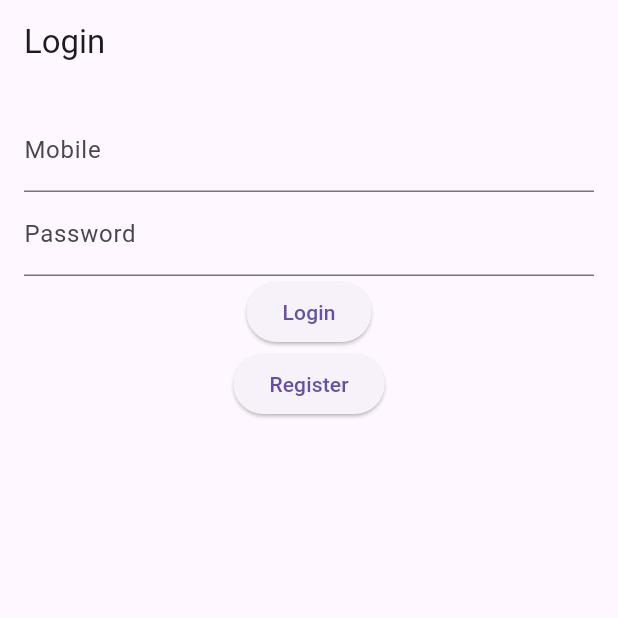
After one commit to mohammedanshad1/app, a Flutter app: the LoginPage screen opened directly, after a tap on "Register", on a phone screen of 412 x 824 dp, the top half of it. The commit adds this screen. Run offline on Flutter 3.47's test engine with Material 3 defaults, Android fonts, the phone set to English and light mode, and no system bars; network calls fail.

Commit message:
login api homescreen api created home screen added

```diff
--- /dev/null
+++ b/lib/apiservice.dart
@@ -0,0 +1,131 @@
+import 'dart:convert';
+import 'package:http/http.dart' as http;
+import 'package:flutter/material.dart';
+
+void main() {
+  runApp(MaterialApp(
+    home: LoginPage(),
+  ));
+}
+
+class LoginPage extends StatefulWidget {
+  @override
+  _LoginPageState createState() => _LoginPageState();
+}
+
+class _LoginPageState extends State<LoginPage> {
+  final ApiService _apiService = ApiService();
+  final TextEditingController _mobileController = TextEditingController();
+  final TextEditingController _passwordController = TextEditingController();
+
+  void _login() async {
+    String mobile = _mobileController.text;
+    String password = _passwordController.text;
+
+    bool success = await _apiService.userLogin(mobile, password);
+    if (success) {
+      // Handle successful login (e.g., navigate to another page)
+      print('Login successful');
+    } else {
+      // Show error message
+      print('Login failed');
+    }
+  }
+
+  void _register() async {
+    String name = 'Sathiya'; // Replace with user input
+    String email = 'sathyab@mdqualityapps.com'; // Replace with user input
+    String mobile = _mobileController.text;
+    String password = _passwordController.text;
+
+    bool success =
+        await _apiService.userRegister(name, email, mobile, password);
+    if (success) {
+      // Handle successful registration (e.g., navigate to another page)
+      print('Registration successful');
+    } else {
+      // Show error message
+      print('Registration failed');
+    }
+  }
+
+  @override
+  Widget build(BuildContext context) {
+    return Scaffold(
+      appBar: AppBar(title: Text('Login')),
+      body: Padding(
+        padding: EdgeInsets.all(16.0),
+        child: Column(
+          children: [
+            TextField(
+              controller: _mobileController,
+              decoration: InputDecoration(labelText: 'Mobile'),
+            ),
+            TextField(
+              controller: _passwordController,
+              decoration: InputDecoration(labelText: 'Password'),
+              obscureText: true,
+            ),
+            ElevatedButton(
+              onPressed: _login,
+              child: Text('Login'),
+            ),
+            ElevatedButton(
+              onPressed: _register,
+              child: Text('Register'),
+            ),
+          ],
+        ),
+      ),
+    );
+  }
+}
+
+class ApiService {
+  final String baseUrl = "https://mdqualityapps.in/API/loginapi/";
+
+  Future<bool> userLogin(String mobile, String password) async {
+    final response = await http.post(
+      Uri.parse('${baseUrl}user_login'),
+      body: {
+        'userMobile': mobile,
+        'userPassword': password,
+      },
+    );
+
+    if (response.statusCode == 200) {
+      // Handle the successful response here (for example, you might want to parse JSON)
+      var jsonResponse = json.decode(response.body);
+      // Process the response as needed
+      return true; // Return true if login is successful
+    } else {
+      // Handle error
+      print('Failed to login: ${response.statusCode}');
+      return false;
+    }
+  }
+
+  Future<bool> userRegister(
+      String name, String email, String mobile, String password) async {
+    final response = await http.post(
+      Uri.parse('${baseUrl}user_register'),
+      body: {
+        'userName': name,
+        'userMail': email,
+        'userMobile': mobile,
+        'userPassword': password,
+      },
+    );
+
+    if (response.statusCode == 200) {
+      // Handle the successful response here
+      var jsonResponse = json.decode(response.body);
+      // Process the response as needed
+      return true; // Return true if registration is successful
+    } else {
+      // Handle error
+      print('Failed to register: ${response.statusCode}');
+      return false;
+    }
+  }
+}
--- a/lib/main.dart
+++ b/lib/main.dart
@@ -1,14 +1,15 @@
 import 'package:app/view/signup_view.dart';
+import 'package:app/viewmodel/login_viewmodel.dart';
 import 'package:app/viewmodel/signup_viewmodel.dart';
 import 'package:flutter/material.dart';
 import 'package:provider/provider.dart';
-
 
 void main() {
   runApp(
     MultiProvider(
       providers: [
         ChangeNotifierProvider(create: (_) => SignUpViewModel()),
+          ChangeNotifierProvider(create: (_) => LoginViewModel()),
       ],
       child: MyApp(),
     ),
@@ -19,6 +20,7 @@ class MyApp extends StatelessWidget {
   @override
   Widget build(BuildContext context) {
     return MaterialApp(
+      debugShowCheckedModeBanner: false,
       home: SignUpView(),
     );
   }
--- a/pubspec.yaml
+++ b/pubspec.yaml
@@ -18,6 +18,8 @@ dependencies:
   cupertino_icons: ^1.0.6
   http: ^1.2.2
   provider: ^6.1.2
+  flutter_icon_snackbar: ^1.2.1
+
 
 dev_dependencies:
   flutter_test:
```
Also changed, not shown: lib/view/homescreen_view.dart (added, +27 -0 lines), lib/view/login_view.dart (+68 -0 lines), lib/view/signup_view.dart (+31 -15 lines), lib/viewmodel/login_viewmodel.dart (+78 -0 lines), lib/viewmodel/signup_viewmodel.dart (+37 -4 lines), lib/widgets/custom_snackbar.dart (added, +30 -0 lines), pubspec.lock.
